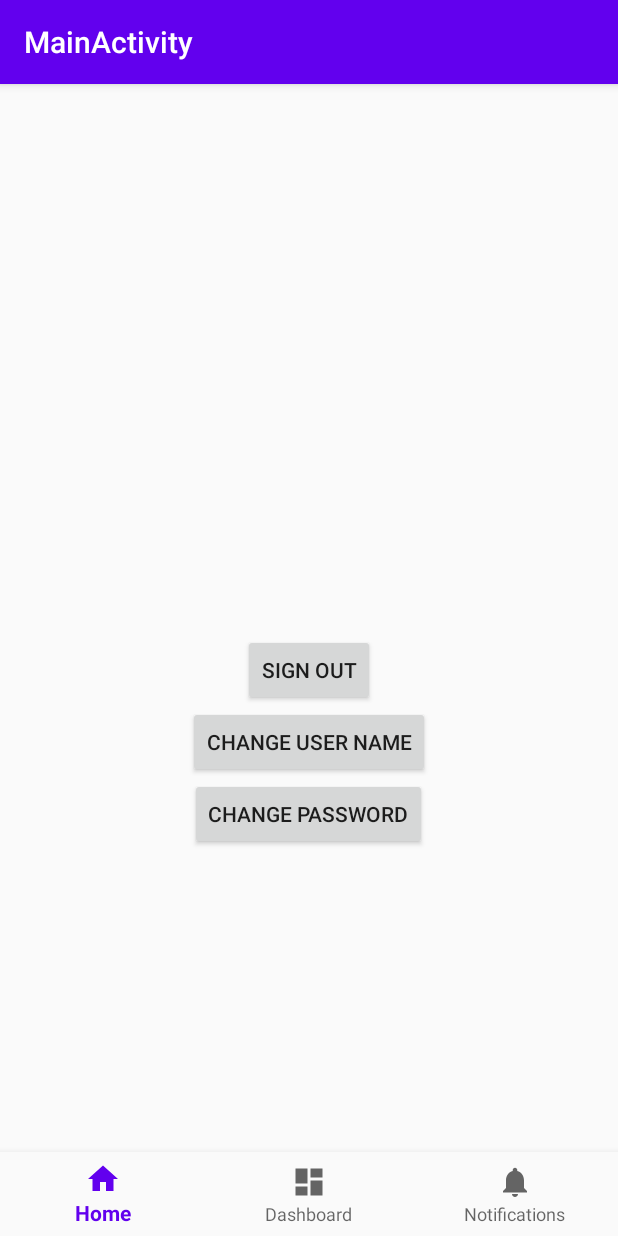
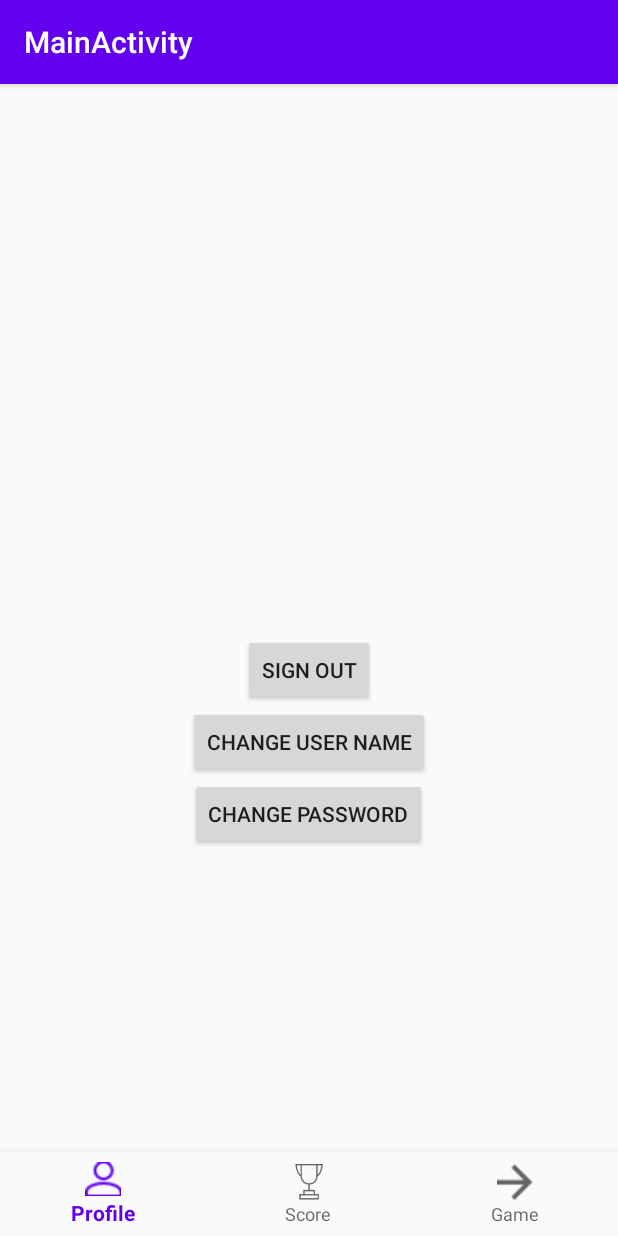
Before and after one commit to TitRadu/Trivia, an Android app: the screen it shows after launch once a user with an empty profile is signed in (GameActivity), on a phone screen of 412 x 824 dp. Run offline under Robolectric (Android 15) with nearby library versions, the phone set to English and light mode, and no system bars; our stand-ins replace Firebase (no records; nobody signed in at launch, a user with empty details on screens opened directly).

Commit message:
icons for bottom navigation

```diff
--- a/app/src/main/res/menu/bottom_nav_menu.xml
+++ b/app/src/main/res/menu/bottom_nav_menu.xml
@@ -3,17 +3,17 @@
 
     <item
         android:id="@+id/navigation_home"
-        android:icon="@drawable/ic_home_black_24dp"
+        android:icon="@drawable/ic_user"
         android:title="@string/title_home" />
 
     <item
         android:id="@+id/navigation_dashboard"
-        android:icon="@drawable/ic_dashboard_black_24dp"
+        android:icon="@drawable/ic_trophy"
         android:title="@string/title_dashboard" />
 
     <item
         android:id="@+id/navigation_notifications"
-        android:icon="@drawable/ic_notifications_black_24dp"
+        android:icon="@drawable/ic_game"
         android:title="@string/title_notifications" />
 
 </menu>
--- a/app/src/main/res/values/strings.xml
+++ b/app/src/main/res/values/strings.xml
@@ -1,7 +1,7 @@
 <resources>
     <string name="app_name">TriviaApp</string>
     <string name="title_activity_game">MainActivity</string>
-    <string name="title_home">Home</string>
-    <string name="title_dashboard">Dashboard</string>
-    <string name="title_notifications">Notifications</string>
+    <string name="title_home">Profile</string>
+    <string name="title_dashboard">Score</string>
+    <string name="title_notifications">Game</string>
 </resources>
```
Also changed, not shown: app/src/main/res/drawable-v24/ic_game.png (added), app/src/main/res/drawable-v24/ic_trophy.png (added), app/src/main/res/drawable-v24/ic_user.png (added).
